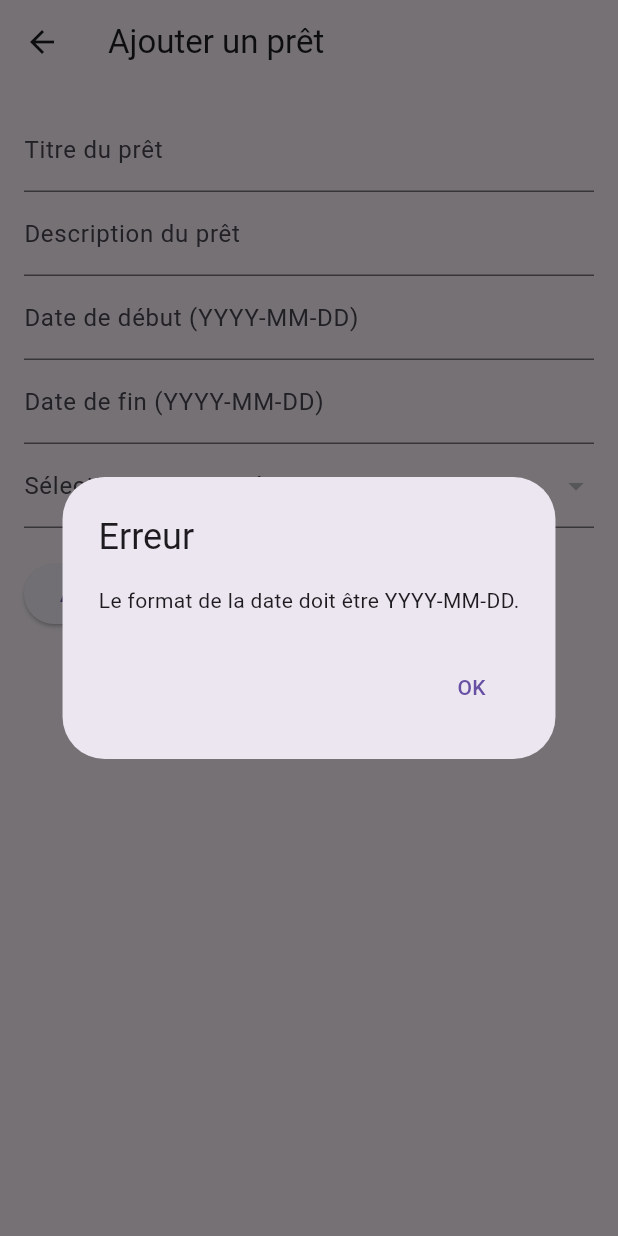
After one commit to BOURREAUQuentin/SAE_DEV_MOBILE, a Flutter app: the AjouterPret screen opened directly, after a tap on "Ajouter le prêt", on a phone screen of 412 x 824 dp. The commit adds this screen. Run offline on Flutter 3.47's test engine with Material 3 defaults, Android fonts, the phone set to English and light mode, and no system bars; our stand-ins replace sqflite, supabase_flutter; accounts and stored records are empty.

Commit message:
feat: page de Mes prets + ajout d'un nouveau pret en locale

```diff
--- /dev/null
+++ b/sae_dev_mobile/lib/UI/ajouter_pret.dart
@@ -0,0 +1,225 @@
+import 'package:flutter/material.dart';
+import '../database/databaseLocale.dart';
+import '../classes/pretBD.dart';
+
+class AjouterPret extends StatefulWidget {
+  @override
+  _AjouterPretState createState() => _AjouterPretState();
+}
+
+class _AjouterPretState extends State<AjouterPret> {
+  final TextEditingController _titrePretController = TextEditingController();
+  final TextEditingController _descriptionPretController = TextEditingController();
+  final TextEditingController _dateDebutPretController = TextEditingController();
+  final TextEditingController _dateFinPretController = TextEditingController();
+  int _selectedProduitId = 1;
+
+  List<Map<String, dynamic>> _produits = []; // Liste des produits récupérés de la base de données locale
+
+  @override
+  void initState() {
+    super.initState();
+    _chargerProduits();
+  }
+
+  Future<void> _chargerProduits() async {
+    final produits = await DatabaseLocale.instance.getProduits();
+    setState(() {
+      _produits = produits;
+    });
+  }
+
+  @override
+  Widget build(BuildContext context) {
+    return Scaffold(
+      appBar: AppBar(
+        title: Text('Ajouter un prêt'),
+      ),
+      body: SingleChildScrollView(
+        padding: EdgeInsets.all(16.0),
+        child: Column(
+          crossAxisAlignment: CrossAxisAlignment.start,
+          children: [
+            TextField(
+              controller: _titrePretController,
+              decoration: InputDecoration(labelText: 'Titre du prêt'),
+            ),
+            TextField(
+              controller: _descriptionPretController,
+              decoration: InputDecoration(labelText: 'Description du prêt'),
+            ),
+            TextField(
+              controller: _dateDebutPretController,
+              decoration: InputDecoration(labelText: 'Date de début (YYYY-MM-DD)'),
+            ),
+            TextField(
+              controller: _dateFinPretController,
+              decoration: InputDecoration(labelText: 'Date de fin (YYYY-MM-DD)'),
+            ),
+            DropdownButtonFormField<int>(
+              value: _selectedProduitId,
+              onChanged: (value) {
+                setState(() {
+                  _selectedProduitId = value!;
+                });
+              },
+              items: _produits.map<DropdownMenuItem<int>>((produit) {
+                return DropdownMenuItem<int>(
+                  value: produit['idProduit'],
+                  child: Text(produit['nomProduit']),
+                );
+              }).toList(),
+              decoration: InputDecoration(labelText: 'Sélectionnez un produit'),
+            ),
+            SizedBox(height: 20),
+            ElevatedButton(
+              onPressed: () {
+                _ajouterPret();
+              },
+              child: Text('Ajouter le prêt'),
+            ),
+          ],
+        ),
+      ),
+    );
+  }
+
+  Future<void> _ajouterPret() async {
+    final titrePret = _titrePretController.text;
+    final descriptionPret = _descriptionPretController.text;
+    final dateDebutPret = _dateDebutPretController.text;
+    final dateFinPret = _dateFinPretController.text;
+
+    // Vérification du format de date (YYYY-MM-DD)
+    final dateFormat = RegExp(r'^\d{4}-\d{2}-\d{2}$');
+    if (!dateFormat.hasMatch(dateDebutPret) || !dateFormat.hasMatch(dateFinPret)) {
+      showDialog(
+        context: context,
+        builder: (context) => AlertDialog(
+          title: Text('Erreur'),
+          content: Text('Le format de la date doit être YYYY-MM-DD.'),
+          actions: [
+            TextButton(
+              onPressed: () {
+                Navigator.pop(context);
+              },
+              child: Text('OK'),
+            ),
+          ],
+        ),
+      );
+      return;
+    }
+
+    // Vérification si la date de début est supérieure ou égale à la date actuelle
+    if (DateTime.parse(dateDebutPret).isBefore(DateTime.now())) {
+      showDialog(
+        context: context,
+        builder: (context) => AlertDialog(
+          title: Text('Erreur'),
+          content: Text('La date de début doit être supérieure ou égale à la date actuelle.'),
+          actions: [
+            TextButton(
+              onPressed: () {
+                Navigator.pop(context);
+              },
+              child: Text('OK'),
+            ),
+          ],
+        ),
+      );
+      return;
+    }
+
+    // Vérification si la date de fin est supérieure à la date de début
+    if (DateTime.parse(dateFinPret).isBefore(DateTime.parse(dateDebutPret))) {
+      showDialog(
+        context: context,
+        builder: (context) => AlertDialog(
+          title: Text('Erreur'),
+          content: Text('La date de fin doit être postérieure à la date de début.'),
+          actions: [
+            TextButton(
+              onPressed: () {
+                Navigator.pop(context);
+              },
+              child: Text('OK'),
+            ),
+          ],
+        ),
+      );
+      return;
+    }
+
+    // Vérifiez si tous les champs sont remplis
+    if (titrePret.isEmpty || descriptionPret.isEmpty || dateDebutPret.isEmpty || dateFinPret.isEmpty) {
+      showDialog(
+        context: context,
+        builder: (context) => AlertDialog(
+          title: Text('Erreur'),
+          content: Text('Veuillez remplir tous les champs.'),
+          actions: [
+            TextButton(
+              onPressed: () {
+                Navigator.pop(context);
+              },
+              child: Text('OK'),
+            ),
+          ],
+        ),
+      );
+      return;
+    }
+
+    // Vérifiez si un objet est sélectionné
+    if (_selectedProduitId == 1 && _produits.isEmpty) {
+      showDialog(
+        context: context,
+        builder: (context) => AlertDialog(
+          title: Text('Erreur'),
+          content: Text("Veuillez sélectionner un objet existant ou créer un nouvel objet dans la page 'Mes objets'."),
+          actions: [
+            TextButton(
+              onPressed: () {
+                Navigator.pop(context, true);
+              },
+              child: Text('OK'),
+            ),
+          ],
+        ),
+      );
+      return;
+    }
+
+    // insertion en locale du pret
+    await DatabaseLocale.instance.insertPret(titrePret, descriptionPret, DateTime.now().toString(), "Disponible", dateDebutPret, dateFinPret, _selectedProduitId);
+
+    // Affichez un message de succès
+    showDialog(
+      context: context,
+      builder: (context) => AlertDialog(
+        title: Text('Succès'),
+        content: Text('Le prêt a été ajouté avec succès.'),
+        actions: [
+          TextButton(
+            onPressed: () {
+              Navigator.pop(context);
+              Navigator.pop(context); // Revenir à la page précédente après l'ajout
+            },
+            child: Text('OK'),
+          ),
+        ],
+      ),
+    );
+  }
+
+  @override
+  void dispose() {
+    // Disposez des contrôleurs de texte pour éviter les fuites de mémoire
+    _titrePretController.dispose();
+    _descriptionPretController.dispose();
+    _dateDebutPretController.dispose();
+    _dateFinPretController.dispose();
+    super.dispose();
+  }
+}
--- a/sae_dev_mobile/lib/UI/ajouter_produit.dart
+++ b/sae_dev_mobile/lib/UI/ajouter_produit.dart
@@ -1,8 +1,6 @@
 import 'package:flutter/material.dart';
 import 'package:sae_dev_mobile/classes/categorieBD.dart';
-import 'package:supabase_flutter/supabase_flutter.dart';
 import '../database/databaseLocale.dart';
-import 'mes_produits.dart';
 
 class AjouterProduit extends StatefulWidget {
   @override
@@ -170,9 +168,10 @@ class _AjouterProduitState extends State<AjouterProduit> {
       return;
     }
 
-    // Effectuez l'insertion en base de données en utilisant la méthode insertProduit de votre classe DatabaseLocale
+    // insertion en locale du produit
     await DatabaseLocale.instance.insertProduit(nomProduit, descriptionProduit, lienImageProduit, _selectedCategoryId);
 
+    // insertion en distant uniquement de la categorie
     await CategorieBD.insertCategorie(_selectedCategoryId, _nouvelleCategorieController.text);
 
     // Affichez un message de succès
```
Also changed, not shown: sae_dev_mobile/lib/UI/mes_prets.dart (added, +104 -0 lines), sae_dev_mobile/lib/UI/profil.dart (+12 -8 lines), sae_dev_mobile/lib/classes/pretBD.dart (+13 -0 lines).
